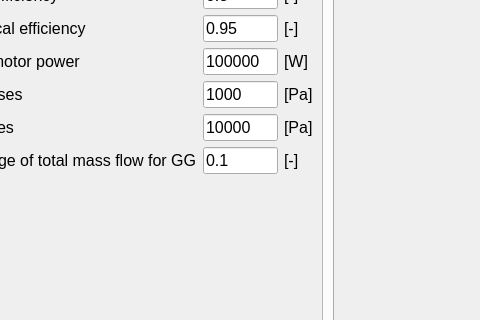
First picture: the form in GUI.ui, repository casruks/CDP-LRE-Integrated-Design-Model, before the edit; both pictures show x 107 to 587 and y 217 to 537 of the 1316 by 668 pixel window.
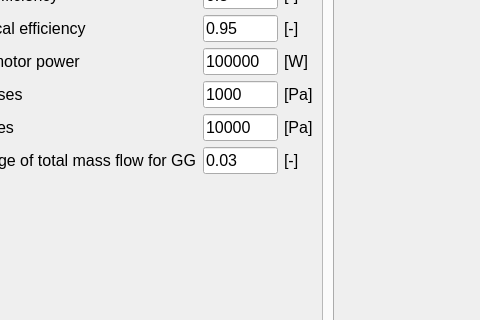
Second picture: the form after the edit. The open tabs and pages were chosen to show the change. Icons and pictures are not drawn. Custom widgets are drawn as their Qt base class.

Commit message: changed defaults for GG

Patch:
```diff
--- a/GUI.ui
+++ b/GUI.ui
@@ -794,7 +794,7 @@
               <item row="7" column="1">
                <widget class="QLineEdit" name="line_lGG">
                 <property name="text">
-                 <string>0.1</string>
+                 <string>0.03</string>
                 </property>
                </widget>
               </item>
```
Left out of the diff: 2 changed lines with no effect on the pictures. The commit also changes 1 other file.
